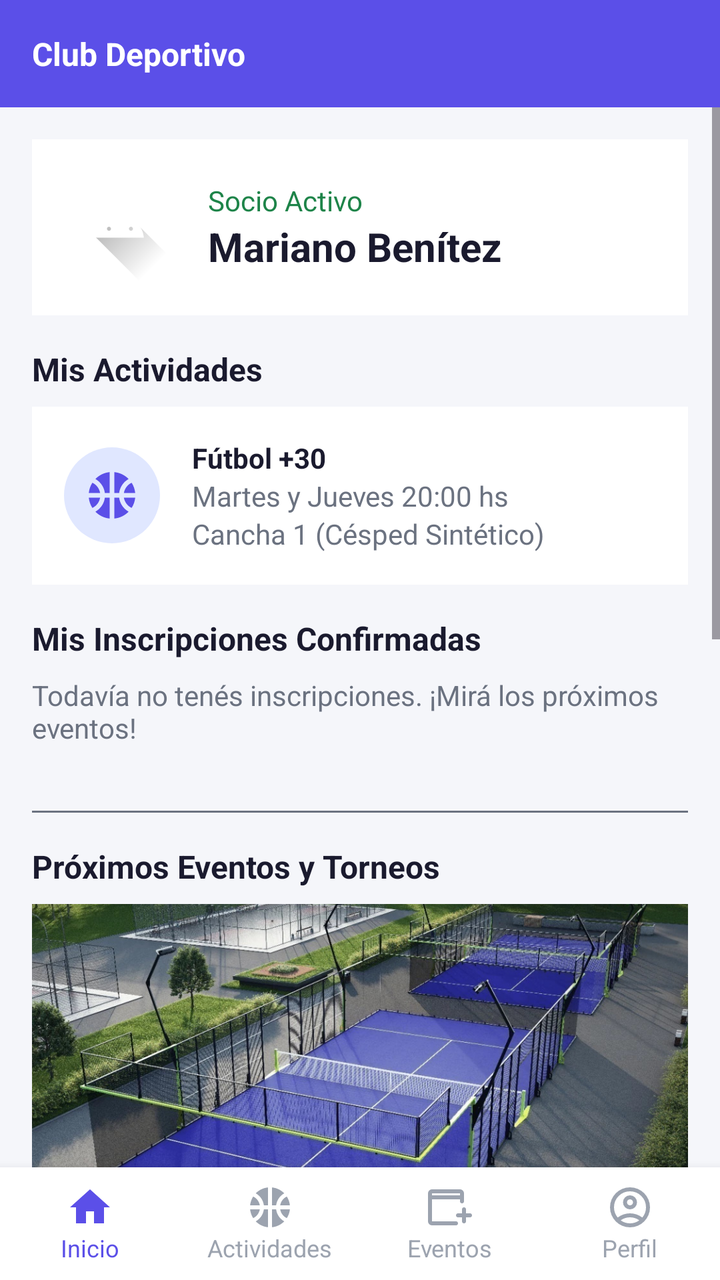
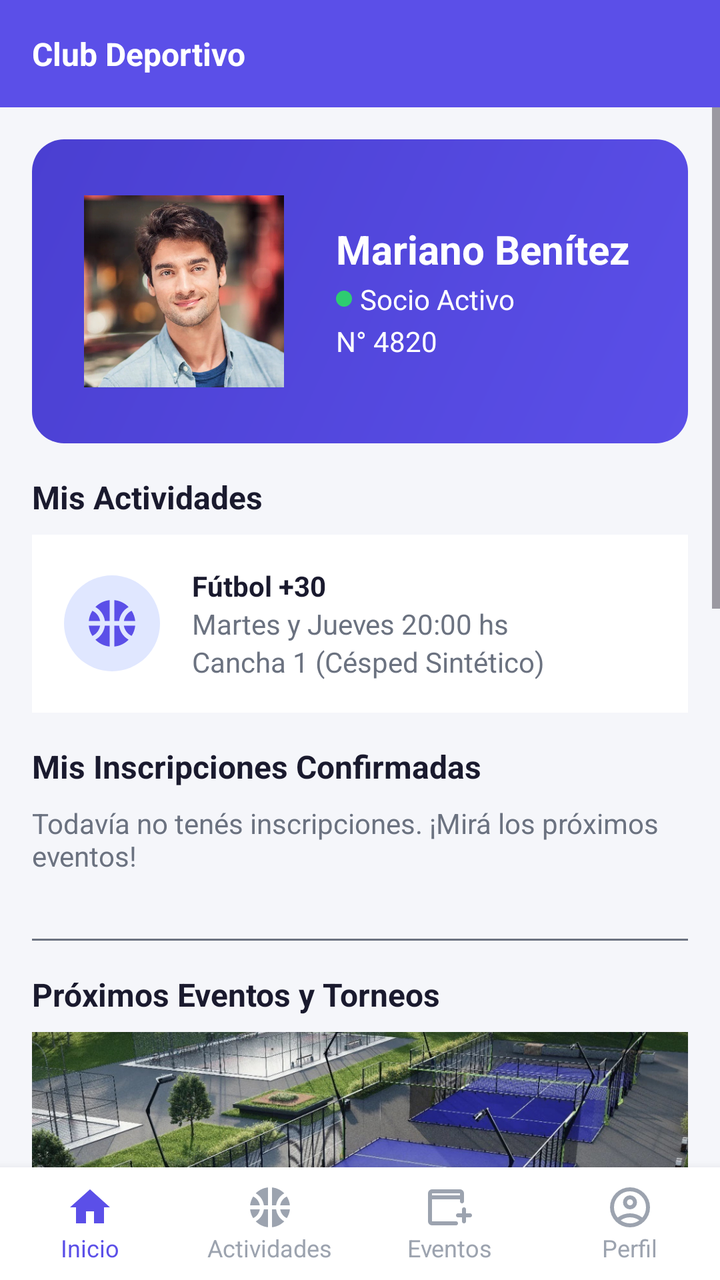

Two renders of the same Android screen: before a commit and after it. Below are the layout's source before the change and the commit's diff.
<!-- AndroidManifest.xml: application theme Theme.ClubApp -->
<!-- res/layout/activity_main.xml -->
<?xml version="1.0" encoding="utf-8"?>
<androidx.constraintlayout.widget.ConstraintLayout
    xmlns:android="http://schemas.android.com/apk/res/android"
    xmlns:app="http://schemas.android.com/apk/res-auto"
    android:layout_width="match_parent"
    android:layout_height="match_parent"
    android:fitsSystemWindows="true"
    android:background="@color/background">

    
    <TextView
        android:id="@+id/tv_header"
        android:layout_width="0dp"
        android:layout_height="wrap_content"
        android:padding="@dimen/spacing_medium"
        android:background="@color/primary"
        android:text="@string/club_subtitle"
        android:textColor="@color/white"
        android:textSize="@dimen/text_subtitle"
        android:textStyle="bold"
        app:layout_constraintTop_toTopOf="parent"
        app:layout_constraintStart_toStartOf="parent"
        app:layout_constraintEnd_toEndOf="parent" />

    
    <ScrollView
        android:layout_width="0dp"
        android:layout_height="0dp"
        app:layout_constraintTop_toBottomOf="@id/tv_header"
        app:layout_constraintBottom_toTopOf="@id/bottom_nav"
        app:layout_constraintStart_toStartOf="parent"
        app:layout_constraintEnd_toEndOf="parent">

        <LinearLayout
            android:layout_width="match_parent"
            android:layout_height="wrap_content"
            android:orientation="vertical"
            android:padding="@dimen/spacing_medium">

            
            <LinearLayout
                android:layout_width="match_parent"
                android:layout_height="wrap_content"
                android:orientation="horizontal"
                android:gravity="center_vertical"
                android:background="@color/white"
                android:padding="@dimen/spacing_medium"
                android:layout_marginBottom="@dimen/spacing_medium">

                <ImageView
                    android:layout_width="56dp"
                    android:layout_height="56dp"
                    android:src="@drawable/ic_launcher_foreground"
                    android:contentDescription="@string/member_label" />

                <LinearLayout
                    android:layout_width="wrap_content"
                    android:layout_height="wrap_content"
                    android:orientation="vertical"
                    android:layout_marginStart="@dimen/spacing_medium">

                    <TextView
                        android:layout_width="wrap_content"
                        android:layout_height="wrap_content"
                        android:text="@string/member_label"
                        android:textColor="@color/accent_darker"
                        android:textSize="@dimen/text_body" />

                    <TextView
                        android:layout_width="wrap_content"
                        android:layout_height="wrap_content"
                        android:text="@string/member_name"
                        android:textColor="@color/text_primary"
                        android:textSize="@dimen/text_title"
                        android:textStyle="bold" />
                </LinearLayout>
            </LinearLayout>

            
            <TextView
                android:layout_width="wrap_content"
                android:layout_height="wrap_content"
                android:layout_marginBottom="@dimen/spacing_small"
                android:text="@string/section_activities"
                android:textColor="@color/text_primary"
                android:textSize="@dimen/text_subtitle"
                android:textStyle="bold" />

            <LinearLayout
                android:layout_width="match_parent"
                android:layout_height="wrap_content"
                android:orientation="horizontal"
                android:gravity="center_vertical"
                android:background="@color/white"
                android:padding="@dimen/spacing_medium"
                android:layout_marginBottom="@dimen/spacing_medium">

                <ImageView
                    android:layout_width="48dp"
                    android:layout_height="48dp"
                    android:background="@drawable/bg_icon_circle"
                    android:padding="10dp"
                    android:src="@drawable/ic_activities"
                    app:tint="@color/primary"
                    android:contentDescription="@string/activity1_name" />

                <LinearLayout
                    android:layout_width="wrap_content"
                    android:layout_height="wrap_content"
                    android:orientation="vertical"
                    android:layout_marginStart="@dimen/spacing_medium">

                    <TextView
                        android:layout_width="wrap_content"
                        android:layout_height="wrap_content"
                        android:text="@string/activity1_name"
                        android:textColor="@color/text_primary"
                        android:textSize="@dimen/text_body"
                        android:textStyle="bold" />

                    <TextView
                        android:layout_width="wrap_content"
                        android:layout_height="wrap_content"
                        android:text="@string/activity1_time"
                        android:textColor="@color/text_secondary"
                        android:textSize="@dimen/text_body" />

                    <TextView
                        android:layout_width="wrap_content"
                        android:layout_height="wrap_content"
                        android:text="@string/activity1_location"
                        android:textColor="@color/text_secondary"
                        android:textSize="@dimen/text_body" />

                </LinearLayout>
            </LinearLayout>

            
            <TextView
                android:layout_width="wrap_content"
                android:layout_height="wrap_content"
                android:text="@string/section_my_registrations"
                android:textColor="@color/text_primary"
                android:textSize="@dimen/text_subtitle"
                android:textStyle="bold"
                android:layout_marginBottom="@dimen/spacing_small" />

            <TextView
                android:id="@+id/tv_empty_state"
                android:layout_width="wrap_content"
                android:layout_height="wrap_content"
                android:text="@string/empty_registrations"
                android:textColor="@color/text_secondary"
                android:textSize="@dimen/text_body"
                android:layout_marginBottom="@dimen/spacing_medium" />

            
            <LinearLayout
                android:id="@+id/container_registrations"
                android:layout_width="match_parent"
                android:layout_height="wrap_content"
                android:orientation="vertical"
                android:layout_marginBottom="@dimen/spacing_medium" />

            <View
                android:layout_width="match_parent"
                android:layout_height="1dp"
                android:background="@color/text_secondary"
                android:layout_marginBottom="@dimen/spacing_medium" />

            
            <TextView
                android:layout_width="wrap_content"
                android:layout_height="wrap_content"
                android:text="@string/section_events"
                android:textColor="@color/text_primary"
                android:textSize="@dimen/text_subtitle"
                android:textStyle="bold"
                android:layout_marginBottom="@dimen/spacing_small" />

            
            <LinearLayout
                android:layout_width="match_parent"
                android:layout_height="wrap_content"
                android:layout_marginBottom="@dimen/spacing_medium"
                android:background="@color/white"
                android:orientation="vertical">

                <ImageView
                    android:layout_width="match_parent"
                    android:layout_height="160dp"
                    android:scaleType="centerCrop"
                    android:src="@drawable/event_padel"
                    android:contentDescription="@string/event_name_1" />

                <LinearLayout
                    android:layout_width="match_parent"
                    android:layout_height="wrap_content"
                    android:orientation="vertical"
                    android:padding="@dimen/spacing_medium">

                    <TextView
                        android:layout_width="wrap_content"
                        android:layout_height="wrap_content"
                        android:text="@string/event_name_1"
                        android:textColor="@color/text_primary"
                        android:textSize="@dimen/text_body"
                        android:textStyle="bold" />

                    <TextView
                        android:layout_width="wrap_content"
                        android:layout_height="wrap_content"
                        android:text="@string/event_date_1"
                        android:textColor="@color/text_secondary"
                        android:textSize="@dimen/text_body" />
                    <TextView
                        android:layout_width="wrap_content"
                        android:layout_height="wrap_content"
                        android:layout_marginBottom="@dimen/spacing_small"
                        android:text="@string/event_location_1"
                        android:textColor="@color/text_secondary"
                        android:textSize="@dimen/text_body" />
                    <Button
                        android:id="@+id/btn_join_event_1"
                        android:layout_width="wrap_content"
                        android:layout_height="wrap_content"
                        android:backgroundTint="@color/primary"
                        android:textColor="@color/white"
                        android:text="@string/btn_join_event" />

                </LinearLayout>
            </LinearLayout>

            
        <LinearLayout
            android:layout_width="match_parent"
            android:layout_height="wrap_content"
            android:layout_marginBottom="@dimen/spacing_medium"
            android:background="@color/white"
            android:orientation="vertical">

            <ImageView
                android:layout_width="match_parent"
                android:layout_height="160dp"
                android:scaleType="centerCrop"
                android:src="@drawable/event_asado"
                android:contentDescription="@string/event_name_1" />

            <LinearLayout
                android:layout_width="match_parent"
                android:layout_height="wrap_content"
                android:orientation="vertical"
                android:padding="@dimen/spacing_medium">

                <TextView
                    android:layout_width="wrap_content"
                    android:layout_height="wrap_content"
                    android:text="@string/event_name_2"
                    android:textColor="@color/text_primary"
                    android:textSize="@dimen/text_body"
                    android:textStyle="bold" />

                <TextView
                    android:layout_width="wrap_content"
                    android:layout_height="wrap_content"
                    android:text="@string/event_date_2"
                    android:textColor="@color/text_secondary"
                    android:textSize="@dimen/text_body" />
                <TextView
                    android:layout_width="wrap_content"
                    android:layout_height="wrap_content"
                    android:layout_marginBottom="@dimen/spacing_small"
                    android:text="@string/event_location_2"
                    android:textColor="@color/text_secondary"
                    android:textSize="@dimen/text_body" />
                <Button
                    android:id="@+id/btn_join_event_2"
                    android:layout_width="wrap_content"
                    android:layout_height="wrap_content"
                    android:backgroundTint="@color/primary"
                    android:textColor="@color/white"
                    android:text="@string/btn_join_event" />

            </LinearLayout>
        </LinearLayout>
        </LinearLayout>
    </ScrollView>

    
    <LinearLayout
        android:id="@+id/bottom_nav"
        android:layout_width="0dp"
        android:layout_height="wrap_content"
        android:orientation="horizontal"
        android:background="@color/white"
        android:paddingTop="@dimen/spacing_small"
        android:paddingBottom="@dimen/spacing_small"
        android:elevation="8dp"
        app:layout_constraintBottom_toBottomOf="parent"
        app:layout_constraintStart_toStartOf="parent"
        app:layout_constraintEnd_toEndOf="parent">

        <LinearLayout
            android:id="@+id/nav_home"
            android:layout_width="0dp"
            android:layout_height="wrap_content"
            android:layout_weight="1"
            android:orientation="vertical"
            android:gravity="center">

            <ImageView
                android:layout_width="24dp"
                android:layout_height="24dp"
                android:src="@drawable/ic_home"
                app:tint="@color/primary"
                android:contentDescription="@string/nav_home" />

            <TextView
                android:layout_width="wrap_content"
                android:layout_height="wrap_content"
                android:text="@string/nav_home"
                android:textColor="@color/primary"
                android:textSize="12sp" />
        </LinearLayout>

        <LinearLayout
            android:id="@+id/nav_activities"
            android:layout_width="0dp"
            android:layout_height="wrap_content"
            android:layout_weight="1"
            android:orientation="vertical"
            android:gravity="center">

            <ImageView
                android:layout_width="24dp"
                android:layout_height="24dp"
                android:src="@drawable/ic_activities"
                app:tint="@color/nav_inactive"
                android:contentDescription="@string/nav_activities" />

            <TextView
                android:layout_width="wrap_content"
                android:layout_height="wrap_content"
                android:text="@string/nav_activities"
                android:textColor="@color/nav_inactive"
                android:textSize="12sp" />
        </LinearLayout>

        <LinearLayout
            android:id="@+id/nav_events"
            android:layout_width="0dp"
            android:layout_height="wrap_content"
            android:layout_weight="1"
            android:orientation="vertical"
            android:gravity="center">

            <ImageView
                android:layout_width="24dp"
                android:layout_height="24dp"
                android:src="@drawable/ic_events"
                app:tint="@color/nav_inactive"
                android:contentDescription="@string/nav_events" />

            <TextView
                android:layout_width="wrap_content"
                android:layout_height="wrap_content"
                android:text="@string/nav_events"
                android:textColor="@color/nav_inactive"
                android:textSize="12sp" />
        </LinearLayout>

        <LinearLayout
            android:id="@+id/nav_profile"
            android:layout_width="0dp"
            android:layout_height="wrap_content"
            android:layout_weight="1"
            android:orientation="vertical"
            android:gravity="center">

            <ImageView
                android:layout_width="24dp"
                android:layout_height="24dp"
                android:src="@drawable/ic_profile"
                app:tint="@color/nav_inactive"
                android:contentDescription="@string/nav_profile" />

            <TextView
                android:layout_width="wrap_content"
                android:layout_height="wrap_content"
                android:text="@string/nav_profile"
                android:textColor="@color/nav_inactive"
                android:textSize="12sp" />
        </LinearLayout>

    </LinearLayout>
</androidx.constraintlayout.widget.ConstraintLayout>
<!-- resources referenced by this layout -->
<resources>
  <color name="accent_darker">#1E8449</color>
  <color name="background">#F5F6FA</color>
  <color name="nav_inactive">#9CA3AF</color>
  <color name="primary">#5B4FE8</color>
  <color name="text_primary">#1A1A2E</color>
  <color name="text_secondary">#6B7280</color>
  <color name="white">#FFFFFF</color>
  <dimen name="spacing_medium">16dp</dimen>
  <dimen name="spacing_small">8dp</dimen>
  <dimen name="text_body">14sp</dimen>
  <dimen name="text_subtitle">16sp</dimen>
  <dimen name="text_title">20sp</dimen>
  <!-- drawable ic_launcher_foreground (drawable) -->
  <vector xmlns:android="http://schemas.android.com/apk/res/android"
      xmlns:aapt="http://schemas.android.com/aapt"
      android:width="108dp"
      android:height="108dp"
      android:viewportWidth="108"
      android:viewportHeight="108">
      <path android:pathData="M31,63.928c0,0 6.4,-11 12.1,-13.1c7.2,-2.6 26,-1.4 26,-1.4l38.1,38.1L107,108.928l-32,-1L31,63.928z">
          <aapt:attr name="android:fillColor">
              <gradient
                  android:endX="85.84757"
                  android:endY="92.4963"
                  android:startX="42.9492"
                  android:startY="49.59793"
                  android:type="linear">
                  <item
                      android:color="#44000000"
                      android:offset="0.0" />
                  <item
                      android:color="#00000000"
                      android:offset="1.0" />
              </gradient>
          </aapt:attr>
      </path>
      <path
          android:fillColor="#FFFFFF"
          android:fillType="nonZero"
          android:pathData="M65.3,45.828l3.8,-6.6c0.2,-0.4 0.1,-0.9 -0.3,-1.1c-0.4,-0.2 -0.9,-0.1 -1.1,0.3l-3.9,6.7c-6.3,-2.8 -13.4,-2.8 -19.7,0l-3.9,-6.7c-0.2,-0.4 -0.7,-0.5 -1.1,-0.3C38.8,38.328 38.7,38.828 38.9,39.228l3.8,6.6C36.2,49.428 31.7,56.028 31,63.928h46C76.3,56.028 71.8,49.428 65.3,45.828zM43.4,57.328c-0.8,0 -1.5,-0.5 -1.8,-1.2c-0.3,-0.7 -0.1,-1.5 0.4,-2.1c0.5,-0.5 1.4,-0.7 2.1,-0.4c0.7,0.3 1.2,1 1.2,1.8C45.3,56.528 44.5,57.328 43.4,57.328L43.4,57.328zM64.6,57.328c-0.8,0 -1.5,-0.5 -1.8,-1.2s-0.1,-1.5 0.4,-2.1c0.5,-0.5 1.4,-0.7 2.1,-0.4c0.7,0.3 1.2,1 1.2,1.8C66.5,56.528 65.6,57.328 64.6,57.328L64.6,57.328z"
          android:strokeWidth="1"
          android:strokeColor="#00000000" />
  </vector>
  <string name="activity1_location">Cancha 1 (Césped Sintético)</string>
  <string name="activity1_name">Fútbol +30</string>
  <string name="activity1_time">Martes y Jueves 20:00 hs</string>
  <string name="btn_join_event">Anotarme</string>
  <string name="club_subtitle">Club Deportivo</string>
  <string name="empty_registrations">Todavía no tenés inscripciones. ¡Mirá los próximos eventos!</string>
  <string name="event_date_1">Sábado 17 Octubre · 15:00</string>
  <string name="event_date_2">Domingo 25 Octubre · 13:00</string>
  <string name="event_location_1">Canchas de Cristal 1 y 2</string>
  <string name="event_location_2">Quincho Central y Parque Arbolado</string>
  <string name="event_name_1">Torneo de Pádel</string>
  <string name="event_name_2">Gran Asado y Peña Familiar</string>
  <string name="member_label">Socio Activo</string>
  <string name="member_name">Mariano Benítez</string>
  <string name="nav_activities">Actividades</string>
  <string name="nav_events">Eventos</string>
  <string name="nav_home">Inicio</string>
  <string name="nav_profile">Perfil</string>
  <string name="section_activities">Mis Actividades</string>
  <string name="section_events">Próximos Eventos y Torneos</string>
  <string name="section_my_registrations">Mis Inscripciones Confirmadas</string>
  <style name="Theme.ClubApp" parent="Base.Theme.ClubApp" />
  <color name="icon_bg">#E0E7FF</color>
  <style name="Base.Theme.ClubApp" parent="Theme.Material3.DayNight.NoActionBar">
          
          
      </style>
  <!-- unchanged entries left out for length: 7 -->
</resources>

<!-- the commit's change to res/layout/activity_main.xml (unified diff, before → after) -->
@@ -43,15 +43,24 @@
                 android:layout_height="wrap_content"
                 android:orientation="horizontal"
                 android:gravity="center_vertical"
-                android:background="@color/white"
+                android:background="@drawable/bg_member_card"
                 android:padding="@dimen/spacing_medium"
                 android:layout_marginBottom="@dimen/spacing_medium">
 
-                <ImageView
-                    android:layout_width="56dp"
-                    android:layout_height="56dp"
-                    android:src="@drawable/ic_launcher_foreground"
-                    android:contentDescription="@string/member_label" />
+                <FrameLayout
+                    android:layout_width="120dp"
+                    android:layout_height="120dp">
+
+                    <ImageView
+                        android:layout_width="100dp"
+                        android:layout_height="100dp"
+                        android:layout_gravity="center"
+                        android:padding="2dp"
+                        android:scaleType="centerCrop"
+                        android:src="@drawable/member_photo"
+                        android:contentDescription="@string/member_name" />
+
+                </FrameLayout>
 
                 <LinearLayout
                     android:layout_width="wrap_content"
@@ -62,17 +71,38 @@
                     <TextView
                         android:layout_width="wrap_content"
                         android:layout_height="wrap_content"
-                        android:text="@string/member_label"
-                        android:textColor="@color/accent_darker"
-                        android:textSize="@dimen/text_body" />
-
-                    <TextView
-                        android:layout_width="wrap_content"
-                        android:layout_height="wrap_content"
                         android:text="@string/member_name"
-                        android:textColor="@color/text_primary"
+                        android:textColor="@color/white"
                         android:textSize="@dimen/text_title"
                         android:textStyle="bold" />
+                    <LinearLayout
+                        android:layout_width="wrap_content"
+                        android:layout_height="wrap_content"
+                        android:orientation="horizontal"
+                        android:gravity="center_vertical"
+                        android:layout_marginTop="2dp"
+                        android:layout_marginBottom="2dp">
+
+                        <View
+                            android:layout_width="8dp"
+                            android:layout_height="8dp"
+                            android:background="@drawable/bg_dot_green" />
+                        <TextView
+                            android:layout_width="wrap_content"
+                            android:layout_height="wrap_content"
+                            android:layout_marginStart="4dp"
+                            android:text="@string/member_label"
+                            android:textColor="@color/white"
+                            android:textSize="@dimen/text_body" />
+
+                    </LinearLayout>
+
+                    <TextView
+                        android:layout_width="wrap_content"
+                        android:layout_height="wrap_content"
+                        android:text="@string/member_number"
+                        android:textColor="@color/white"
+                        android:textSize="@dimen/text_body" />
                 </LinearLayout>
             </LinearLayout>
 
<!-- resource entries referenced after the edit -->
@@ -1,6 +1,5 @@
 <!-- resources referenced by this layout -->
 <resources>
-  <color name="accent_darker">#1E8449</color>
   <color name="background">#F5F6FA</color>
   <color name="nav_inactive">#9CA3AF</color>
   <color name="primary">#5B4FE8</color>
@@ -12,37 +11,23 @@
   <dimen name="text_body">14sp</dimen>
   <dimen name="text_subtitle">16sp</dimen>
   <dimen name="text_title">20sp</dimen>
-  <!-- drawable ic_launcher_foreground (drawable) -->
-  <vector xmlns:android="http://schemas.android.com/apk/res/android"
-      xmlns:aapt="http://schemas.android.com/aapt"
-      android:width="108dp"
-      android:height="108dp"
-      android:viewportWidth="108"
-      android:viewportHeight="108">
-      <path android:pathData="M31,63.928c0,0 6.4,-11 12.1,-13.1c7.2,-2.6 26,-1.4 26,-1.4l38.1,38.1L107,108.928l-32,-1L31,63.928z">
-          <aapt:attr name="android:fillColor">
-              <gradient
-                  android:endX="85.84757"
-                  android:endY="92.4963"
-                  android:startX="42.9492"
-                  android:startY="49.59793"
-                  android:type="linear">
-                  <item
-                      android:color="#44000000"
-                      android:offset="0.0" />
-                  <item
-                      android:color="#00000000"
-                      android:offset="1.0" />
-              </gradient>
-          </aapt:attr>
-      </path>
-      <path
-          android:fillColor="#FFFFFF"
-          android:fillType="nonZero"
-          android:pathData="M65.3,45.828l3.8,-6.6c0.2,-0.4 0.1,-0.9 -0.3,-1.1c-0.4,-0.2 -0.9,-0.1 -1.1,0.3l-3.9,6.7c-6.3,-2.8 -13.4,-2.8 -19.7,0l-3.9,-6.7c-0.2,-0.4 -0.7,-0.5 -1.1,-0.3C38.8,38.328 38.7,38.828 38.9,39.228l3.8,6.6C36.2,49.428 31.7,56.028 31,63.928h46C76.3,56.028 71.8,49.428 65.3,45.828zM43.4,57.328c-0.8,0 -1.5,-0.5 -1.8,-1.2c-0.3,-0.7 -0.1,-1.5 0.4,-2.1c0.5,-0.5 1.4,-0.7 2.1,-0.4c0.7,0.3 1.2,1 1.2,1.8C45.3,56.528 44.5,57.328 43.4,57.328L43.4,57.328zM64.6,57.328c-0.8,0 -1.5,-0.5 -1.8,-1.2s-0.1,-1.5 0.4,-2.1c0.5,-0.5 1.4,-0.7 2.1,-0.4c0.7,0.3 1.2,1 1.2,1.8C66.5,56.528 65.6,57.328 64.6,57.328L64.6,57.328z"
-          android:strokeWidth="1"
-          android:strokeColor="#00000000" />
-  </vector>
+  <!-- drawable bg_dot_green (drawable) -->
+  <?xml version="1.0" encoding="utf-8"?>
+  <shape xmlns:android="http://schemas.android.com/apk/res/android"
+      android:shape="oval">
+      <solid android:color="@color/accent" />
+  </shape>
+  <!-- drawable bg_member_card (drawable) -->
+  <?xml version="1.0" encoding="utf-8"?>
+  <shape xmlns:android="http://schemas.android.com/apk/res/android"
+      android:shape="rectangle">
+      <gradient
+          android:startColor="@color/primary"
+          android:endColor="@color/primary_dark"
+          android:angle="135" />
+      <corners android:radius="16dp" />
+  </shape>
+  <!-- drawable member_photo: jpg bitmap (drawable, 335550 bytes) -->
   <string name="activity1_location">Cancha 1 (Césped Sintético)</string>
   <string name="activity1_name">Fútbol +30</string>
   <string name="activity1_time">Martes y Jueves 20:00 hs</string>
@@ -57,6 +42,7 @@
   <string name="event_name_2">Gran Asado y Peña Familiar</string>
   <string name="member_label">Socio Activo</string>
   <string name="member_name">Mariano Benítez</string>
+  <string name="member_number">N° 4820</string>
   <string name="nav_activities">Actividades</string>
   <string name="nav_events">Eventos</string>
   <string name="nav_home">Inicio</string>
@@ -65,7 +51,9 @@
   <string name="section_events">Próximos Eventos y Torneos</string>
   <string name="section_my_registrations">Mis Inscripciones Confirmadas</string>
   <style name="Theme.ClubApp" parent="Base.Theme.ClubApp" />
+  <color name="accent">#2ECC71</color>
   <color name="icon_bg">#E0E7FF</color>
+  <color name="primary_dark">#4A3FD1</color>
   <style name="Base.Theme.ClubApp" parent="Theme.Material3.DayNight.NoActionBar">
           
           
